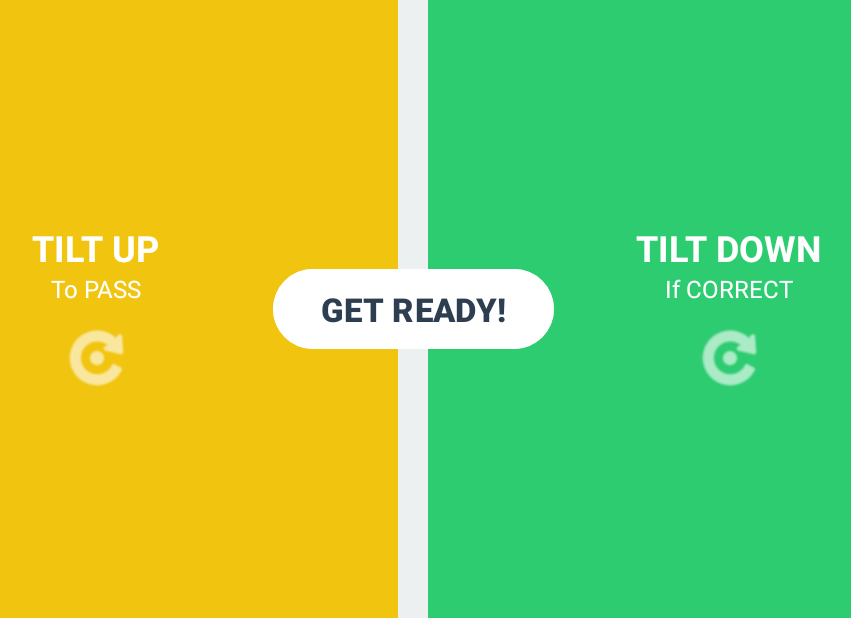
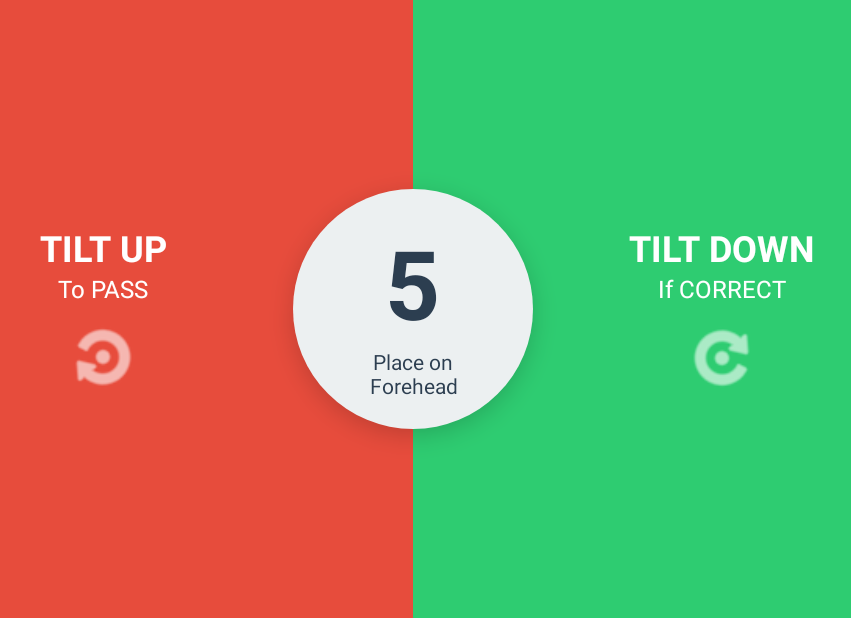
Before and after one commit to nazjobs/AmharicCharades, an Android app: the InstructionActivity screen opened directly, with no data from a screen before it, on a phone screen of 824 x 412 dp (held sideways). Shown: the whole screen, without its empty margins (205-1056 px from the left). Run offline under Robolectric (Android 15) with nearby library versions, the phone set to English and light mode, and no system bars.

Commit message:
v1.1 Update: Added 5s Timer, Fixed Sensor Logic, Improved Dark Mode UI, and Expanded Word Categories

```diff
--- a/app/src/main/java/com/example/amhariccharades/GameActivity.java
+++ b/app/src/main/java/com/example/amhariccharades/GameActivity.java
@@ -227,8 +227,8 @@ public class GameActivity extends AppCompatActivity implements SensorEventListen
     public void onSensorChanged(SensorEvent event) {
         if (!isGameActive || isPaused || !canGuess) return;
         float z = event.values[2];
-        if (z > 7.0f) processGuess(true);
-        else if (z < -7.0f) processGuess(false);
+        if (z > 7.0f) processGuess(false); // Tilt Up -> Now PASS (Red)
+        else if (z < -7.0f) processGuess(true); // Tilt Down -> Now CORRECT (Green)
     }
 
     @Override
--- a/app/src/main/java/com/example/amhariccharades/InstructionActivity.java
+++ b/app/src/main/java/com/example/amhariccharades/InstructionActivity.java
@@ -2,37 +2,67 @@ package com.example.amhariccharades;
 
 import android.content.Intent;
 import android.os.Bundle;
-import android.view.View;
-import android.widget.Button;
+import android.os.CountDownTimer;
+import android.widget.TextView;
 import androidx.appcompat.app.AppCompatActivity;
 
 public class InstructionActivity extends AppCompatActivity {
 
     private String selectedCategory;
+    private CountDownTimer startTimer;
+    private TextView tvCountdown;
 
     @Override
     protected void onCreate(Bundle savedInstanceState) {
         super.onCreate(savedInstanceState);
         setContentView(R.layout.activity_instruction);
 
-        // 1. Get the category passed from CategoryActivity
+        // 1. Get Category
         selectedCategory = getIntent().getStringExtra("CATEGORY_NAME");
+        tvCountdown = findViewById(R.id.tvInstCountdown);
 
-        // 2. Setup Start Button
-        Button btnStart = findViewById(R.id.btnStartGame);
-        btnStart.setOnClickListener(new View.OnClickListener() {
+        // 2. Start 5-Second Countdown immediately
+        startCountdown();
+    }
+
+    private void startCountdown() {
+        // 5000ms = 5 seconds, tick every 1000ms
+        startTimer = new CountDownTimer(5000, 1000) {
             @Override
-            public void onClick(View v) {
+            public void onTick(long millisUntilFinished) {
+                // Determine seconds left (adding 1 to round up logically)
+                int secondsLeft = (int) (millisUntilFinished / 1000) + 1;
+                tvCountdown.setText(String.valueOf(secondsLeft));
+            }
+
+            @Override
+            public void onFinish() {
+                tvCountdown.setText("GO!");
                 startGame();
             }
-        });
+        }.start();
     }
 
     private void startGame() {
-        // Pass the category to the final Game Activity
         Intent intent = new Intent(InstructionActivity.this, GameActivity.class);
         intent.putExtra("CATEGORY_NAME", selectedCategory);
         startActivity(intent);
-        finish(); // Remove instruction screen from back stack so they don't return here
+        finish(); // Remove instructions from back stack
+    }
+
+    @Override
+    protected void onDestroy() {
+        super.onDestroy();
+        // Safety: Cancel timer if user presses back or app closes
+        if (startTimer != null) {
+            startTimer.cancel();
+        }
+    }
+
+    @Override
+    public void onBackPressed() {
+        // Explicitly cancel timer and go back
+        if (startTimer != null) startTimer.cancel();
+        super.onBackPressed();
     }
 }
--- a/app/src/main/res/layout/activity_category.xml
+++ b/app/src/main/res/layout/activity_category.xml
@@ -4,7 +4,7 @@
     xmlns:tools="http://schemas.android.com/tools"
     android:layout_width="match_parent"
     android:layout_height="match_parent"
-    android:background="@color/primary_bg"
+    android:background="@color/cat_random"
     tools:context=".CategoryActivity">
 
     <androidx.constraintlayout.widget.ConstraintLayout
@@ -18,7 +18,7 @@
             android:layout_height="wrap_content"
             android:layout_marginTop="24dp"
             android:text="SELECT A CATEGORY"
-            android:textColor="@color/text_dark"
+            android:textColor="@color/primary_bg"
             android:textSize="24sp"
             android:textStyle="bold"
             app:layout_constraintEnd_toEndOf="parent"
--- a/app/src/main/res/layout/activity_game.xml
+++ b/app/src/main/res/layout/activity_game.xml
@@ -6,7 +6,7 @@
     android:id="@+id/gameContainer"
     android:layout_width="match_parent"
     android:layout_height="match_parent"
-    android:background="@color/game_neutral"
+    android:background="@color/cat_random"
     tools:context=".GameActivity">
 
     <!-- TOP BAR (Centered Timer & Pause) -->
@@ -29,6 +29,7 @@
             android:padding="12dp"
             android:src="@android:drawable/ic_media_pause"
             app:tint="@color/white" />
+
 
         <View
             android:layout_width="24dp"
@@ -55,7 +56,7 @@
         android:layout_margin="32dp"
         android:gravity="center"
         android:text="Get Ready..."
-        android:textColor="@color/white"
+        android:textColor="@color/cat_literature"
         android:textStyle="bold"
         app:autoSizeMaxTextSize="200sp"
         app:autoSizeMinTextSize="20sp"
--- a/app/src/main/res/layout/activity_instruction.xml
+++ b/app/src/main/res/layout/activity_instruction.xml
@@ -8,17 +8,18 @@
     android:background="@color/primary_bg"
     tools:context=".InstructionActivity">
 
-    <!-- GUIDE: PASS (Top/Right Tilt) -->
+    <!-- GUIDE: PASS (Left side for viewer, Top/Up tilt) -->
+    <!-- Note: We keep the visual guides -->
     <LinearLayout
         android:id="@+id/boxPass"
         android:layout_width="0dp"
         android:layout_height="0dp"
-        android:background="@color/cat_places"
+        android:background="@color/game_pass"
         android:gravity="center"
         android:orientation="vertical"
         android:padding="16dp"
         app:layout_constraintBottom_toBottomOf="parent"
-        app:layout_constraintEnd_toStartOf="@+id/centerDivider"
+        app:layout_constraintEnd_toStartOf="@+id/centerGuideline"
         app:layout_constraintStart_toStartOf="parent"
         app:layout_constraintTop_toTopOf="parent">
 
@@ -29,33 +30,30 @@
             android:textColor="@color/white"
             android:textSize="24sp"
             android:textStyle="bold" />
-
         <TextView
             android:layout_width="wrap_content"
             android:layout_height="wrap_content"
             android:text="To PASS"
             android:textColor="@color/white"
             android:textSize="16sp" />
-
         <ImageView
             android:layout_width="50dp"
             android:layout_height="50dp"
             android:layout_marginTop="10dp"
             android:src="@android:drawable/ic_menu_rotate"
-            app:tint="@color/white"/>
-
+            app:tint="@color/white"
+            android:rotation="180"/> <!-- Flipped icon for visual cue -->
     </LinearLayout>
 
-    <!-- Invisible Divider -->
-    <View
-        android:id="@+id/centerDivider"
-        android:layout_width="20dp"
-        android:layout_height="match_parent"
-        android:background="@android:color/transparent"
-        app:layout_constraintEnd_toEndOf="parent"
-        app:layout_constraintStart_toStartOf="parent" />
+    <!-- Invisible Center Line -->
+    <androidx.constraintlayout.widget.Guideline
+        android:id="@+id/centerGuideline"
+        android:layout_width="wrap_content"
+        android:layout_height="wrap_content"
+        android:orientation="vertical"
+        app:layout_constraintGuide_percent="0.5" />
 
-    <!-- GUIDE: CORRECT (Down/Left Tilt) -->
+    <!-- GUIDE: CORRECT (Right side for viewer, Down tilt) -->
     <LinearLayout
         android:id="@+id/boxCorrect"
         android:layout_width="0dp"
@@ -66,7 +64,7 @@
         android:padding="16dp"
         app:layout_constraintBottom_toBottomOf="parent"
         app:layout_constraintEnd_toEndOf="parent"
-        app:layout_constraintStart_toEndOf="@+id/centerDivider"
+        app:layout_constraintStart_toEndOf="@+id/centerGuideline"
         app:layout_constraintTop_toTopOf="parent">
 
         <TextView
@@ -76,38 +74,51 @@
             android:textColor="@color/white"
             android:textSize="24sp"
             android:textStyle="bold" />
-
         <TextView
             android:layout_width="wrap_content"
             android:layout_height="wrap_content"
             android:text="If CORRECT"
             android:textColor="@color/white"
             android:textSize="16sp" />
-
         <ImageView
             android:layout_width="50dp"
             android:layout_height="50dp"
             android:layout_marginTop="10dp"
             android:src="@android:drawable/ic_menu_rotate"
             app:tint="@color/white"/>
-
     </LinearLayout>
 
-    <!-- START BUTTON (Overlay) -->
-    <Button
-        android:id="@+id/btnStartGame"
-        android:layout_width="wrap_content"
-        android:layout_height="wrap_content"
-        android:backgroundTint="@color/white"
-        android:paddingHorizontal="32dp"
-        android:paddingVertical="12dp"
-        android:text="GET READY!"
-        android:textColor="@color/text_dark"
-        android:textSize="22sp"
-        android:textStyle="bold"
+    <!-- CENTER OVERLAY: COUNTDOWN -->
+    <!-- We put a background circle so it pops out over the split colors -->
+    <LinearLayout
+        android:layout_width="160dp"
+        android:layout_height="160dp"
+        android:background="@drawable/bg_circle_score"
+        android:backgroundTint="@color/primary_bg"
+        android:gravity="center"
+        android:orientation="vertical"
+        android:elevation="10dp"
         app:layout_constraintBottom_toBottomOf="parent"
         app:layout_constraintEnd_toEndOf="parent"
         app:layout_constraintStart_toStartOf="parent"
-        app:layout_constraintTop_toTopOf="parent" />
+        app:layout_constraintTop_toTopOf="parent">
+
+        <TextView
+            android:id="@+id/tvInstCountdown"
+            android:layout_width="wrap_content"
+            android:layout_height="wrap_content"
+            android:text="5"
+            android:textColor="@color/text_dark"
+            android:textSize="64sp"
+            android:textStyle="bold" />
+
+        <TextView
+            android:layout_width="wrap_content"
+            android:layout_height="wrap_content"
+            android:text="Place on\nForehead"
+            android:textAlignment="center"
+            android:textColor="@color/text_dark"
+            android:textSize="14sp" />
+    </LinearLayout>
 
 </androidx.constraintlayout.widget.ConstraintLayout>
--- a/app/src/main/res/layout/activity_score.xml
+++ b/app/src/main/res/layout/activity_score.xml
@@ -148,7 +148,7 @@
             app:cornerRadius="30dp"
             android:backgroundTint="@color/game_neutral"
             app:layout_constraintTop_toBottomOf="@+id/resultsContainer"
-            android:textColor="@color/white"/>
+            android:textColor="@color/black"/>
 
         <Button
             android:id="@+id/btnHome"
```
Also changed, not shown: app/src/main/java/com/example/amhariccharades/DataManager.java (+79 -14 lines), app/src/main/res/layout/activity_game_settings.xml (+23 -18 lines), app/src/main/res/layout/activity_main.xml (+8 -4 lines).
